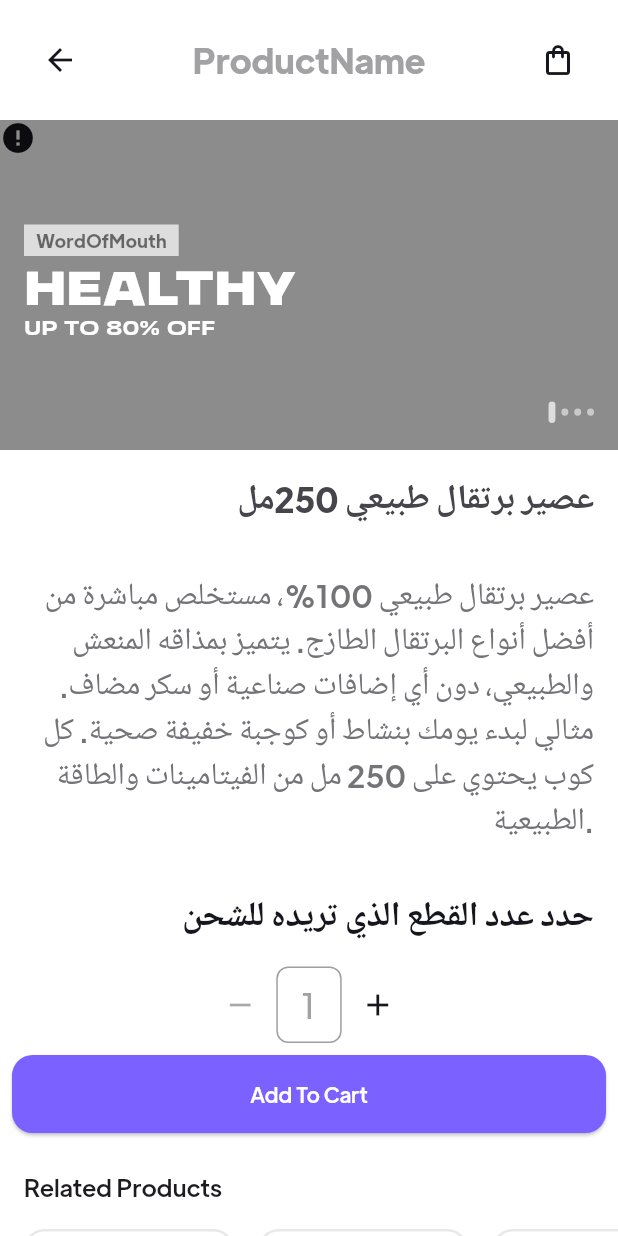
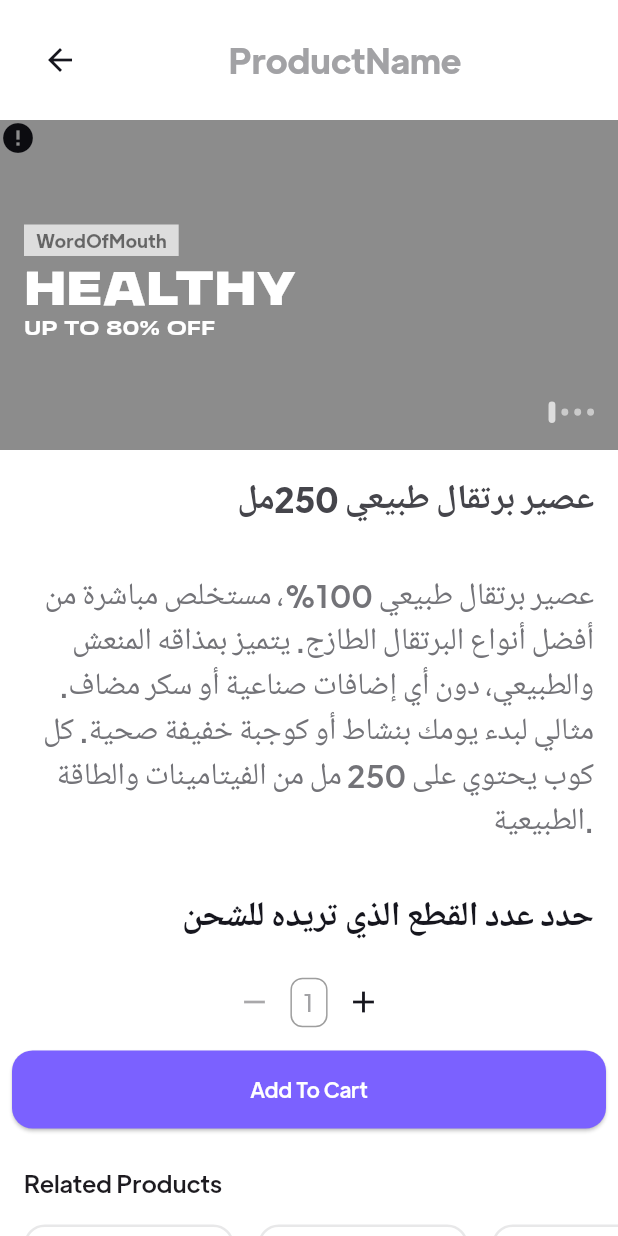
Before and after one commit to sayedmoataz/Healthy, a Flutter app: the ProductScreenPage screen opened by its route, on a phone screen of 412 x 824 dp. Run offline on Flutter 3.47's test engine with Material 3 defaults, Android fonts, the light colour scheme and no system bars; drawn by our look-alikes of cached_network_image; our stand-ins replace flutter_screenutil, flutter_svg, form_field_validator, get, shared_preferences; missing offline and left inert: tbib_splash_screen; accounts and stored records are empty; network calls fail.

Commit message:
create cart screen initali info/menu screen

```diff
--- a/word_of_mouth/lib/features/CategoriesScreen/view/widgets/custom_app_bar.dart
+++ b/word_of_mouth/lib/core/components/custom_app_bar.dart
@@ -2,13 +2,15 @@ import 'package:flutter/material.dart';
 import 'package:flutter_screenutil/flutter_screenutil.dart';
 import 'package:get/get.dart';
 
-import '../../../../core/utils/app_colors.dart';
-import '../../../../core/utils/constants.dart';
+import '../utils/app_colors.dart';
+import '../utils/constants.dart';
 
 class CustomAppBar extends StatelessWidget {
   final String title;
+  final IconData? icon;
   const CustomAppBar({
     required this.title,
+    this.icon,
     super.key
   });
 
@@ -32,10 +34,12 @@ class CustomAppBar extends StatelessWidget {
               textAlign: TextAlign.center,
             ),
           ),
-          IconButton(
-            icon: const Icon(Icons.shopping_bag_outlined, color: AppColors.blackColor),
+          if(icon != null )...{
+            IconButton(
+            icon: Icon(icon, color: AppColors.blackColor),
             onPressed: () {},
           ),
+          }
         ],
       ),
     );
--- a/word_of_mouth/lib/core/utils/app_strings.dart
+++ b/word_of_mouth/lib/core/utils/app_strings.dart
@@ -51,6 +51,7 @@ class AppStrings {
   static const String terms = ' Terms of service ';
   static const String privacy = '& privacy policy.';
 
+  static const String empty = 'Empty';
   static const String categories = 'Categories';
   static const String relatedProducts = 'Related Products';
   static const String popularCategories = 'Popular products';
@@ -62,7 +63,18 @@ class AppStrings {
   static const String off = '% OFF';
 
   static const String saleQuote = 'Super Flash Sale \n50% Off';
+  static const String cart = 'Cart';
   static const String addToCart = 'Add To Cart';
   static const String findSomeThing = 'Find something...';
   static const String shopNow = 'SHOP NOW';
+  static const String reviewOrder = 'Review your order';
+  static const String couponCode = 'Type coupon code';
+  static const String producrDescripation =
+      'عصير برتقال طبيعي 100%، مستخلص مباشرة من أفضل أنواع البرتقال الطازج. يتميز بمذاقه المنعش والطبيعي، دون أي إضافات صناعية أو سكر مضاف. مثالي لبدء يومك بنشاط أو كوجبة خفيفة صحية. كل كوب يحتوي على 250 مل من الفيتامينات والطاقة الطبيعية.';
+  static const String orderSummary = 'Order Summary';
+  static const String subTotal = 'Subtotal';
+  static const String shippingFee = 'Shipping Fee';
+  static const String totalPrice = 'Total (Include of VAT)';
+  static const String estimatedVAT = 'Estimated VAT';
+  static const String checkout = 'Checkout';
 }
--- a/word_of_mouth/lib/core/utils/routing/app_pages.dart
+++ b/word_of_mouth/lib/core/utils/routing/app_pages.dart
@@ -1,8 +1,12 @@
 import 'package:get/get.dart';
 
+import '../../../features/CartScreen/controllers/CartScreen_bindings.dart';
+import '../../../features/CartScreen/view/pages/CartScreen_page.dart';
 import '../../../features/CategoriesScreen/controllers/CategoriesScreen_bindings.dart';
 import '../../../features/CategoriesScreen/view/pages/CategoriesScreen_page.dart';
 import '../../../features/HomeScreen/view/pages/HomeScreen_page.dart';
+import '../../../features/InfoScreen/controllers/InfoScreen_bindings.dart';
+import '../../../features/InfoScreen/views/pages/InfoScreen_page.dart';
 import '../../../features/NavigationBar/controller/NavigationBar_bindings.dart';
 import '../../../features/NavigationBar/views/NavigationBar_page.dart';
 import '../../../features/Product_screen/controllers/Product_screen_bindings.dart';
@@ -51,5 +55,15 @@ class AppPages {
       page: () => CategoriesScreenPage(),
       binding: CategoriesScreenBindings(),
     ),
+    GetPage(
+      name: AppRoutes.cartScreen,
+      page: () => const CartScreenPage(),
+      binding: CartScreenBindings(),
+    ),
+    GetPage(
+      name: AppRoutes.infoScreen,
+      page: () => const InfoScreenPage(),
+      binding: InfoScreenBindings(),
+    ),
   ];
 }
--- a/word_of_mouth/lib/core/utils/routing/app_routes.dart
+++ b/word_of_mouth/lib/core/utils/routing/app_routes.dart
@@ -15,4 +15,6 @@ class AppRoutes {
   static const String forgetPassword = '/forgetPassword';
   static const String productScreen = '/productScreen';
   static const String categoriesScreen = '/categoriesScreen';
+  static const String cartScreen = '/cartScreen';
+  static const String infoScreen = '/infoScreen';
 }
--- /dev/null
+++ b/word_of_mouth/lib/features/CartScreen/controllers/CartScreen_bindings.dart
@@ -0,0 +1,9 @@
+import 'package:get/get.dart';
+import 'CartScreen_controller.dart';
+
+class CartScreenBindings implements Bindings {
+    @override
+    void dependencies() {
+        Get.put(CartScreenController());
+    }
+}
--- a/word_of_mouth/lib/features/CategoriesScreen/view/pages/CategoriesScreen_page.dart
+++ b/word_of_mouth/lib/features/CategoriesScreen/view/pages/CategoriesScreen_page.dart
@@ -5,7 +5,7 @@ import '../../../../core/utils/app_assets.dart';
 import '../../../../core/utils/app_strings.dart';
 import '../../controllers/CategoriesScreen_controller.dart';
 import '../widgets/category_item.dart';
-import '../widgets/custom_app_bar.dart';
+import '../../../../core/components/custom_app_bar.dart';
 import '../widgets/search_field.dart';
 
 class CategoriesScreenPage extends StatelessWidget {
@@ -20,7 +20,7 @@ class CategoriesScreenPage extends StatelessWidget {
         child: Column(
           children: [
             // App Bar
-            const CustomAppBar(title: AppStrings.categories),
+            const CustomAppBar(title: AppStrings.categories, icon: Icons.shopping_bag_outlined),
             // Search Bar
             CustomSearchField(controller: controller),
 
--- /dev/null
+++ b/word_of_mouth/lib/features/InfoScreen/controllers/InfoScreen_bindings.dart
@@ -0,0 +1,9 @@
+import 'package:get/get.dart';
+import 'InfoScreen_controller.dart';
+
+class InfoScreenBindings implements Bindings {
+    @override
+    void dependencies() {
+        Get.put(InfoScreenController());
+    }
+}
--- /dev/null
+++ b/word_of_mouth/lib/features/InfoScreen/controllers/InfoScreen_controller.dart
@@ -0,0 +1,3 @@
+import 'package:get/get.dart';
+
+class InfoScreenController extends GetxController {}
--- a/word_of_mouth/lib/features/Product_screen/view/pages/Product_screen_page.dart
+++ b/word_of_mouth/lib/features/Product_screen/view/pages/Product_screen_page.dart
@@ -7,7 +7,7 @@ import '../../../../core/utils/app_colors.dart';
 import '../../../../core/utils/app_strings.dart';
 import '../../../../core/utils/constants.dart';
 import '../../../../core/utils/routing/app_routes.dart';
-import '../../../CategoriesScreen/view/widgets/custom_app_bar.dart';
+import '../../../../core/components/custom_app_bar.dart';
 import '../../../HomeScreen/models/product_model.dart';
 import '../../../HomeScreen/view/widgets/offers_carousel.dart';
 import '../../controllers/Product_screen_controller.dart';
@@ -43,7 +43,7 @@ class ProductScreenPage extends GetView<ProductScreenController> {
               child: Padding(
                 padding: const EdgeInsets.all(AppConstants.defaultPadding),
                 child: Text(
-                  'عصير برتقال طبيعي 100%، مستخلص مباشرة من أفضل أنواع البرتقال الطازج. يتميز بمذاقه المنعش والطبيعي، دون أي إضافات صناعية أو سكر مضاف. مثالي لبدء يومك بنشاط أو كوجبة خفيفة صحية. كل كوب يحتوي على 250 مل من الفيتامينات والطاقة الطبيعية.',
+                  AppStrings.producrDescripation,
                   textAlign: TextAlign.right,
                   style: TextStyle(
                     fontSize: 18.sp,
--- a/word_of_mouth/lib/features/Product_screen/view/widgets/quantity_selector.dart
+++ b/word_of_mouth/lib/features/Product_screen/view/widgets/quantity_selector.dart
@@ -2,6 +2,7 @@ import 'package:flutter/material.dart';
 import 'package:flutter_screenutil/flutter_screenutil.dart';
 import 'package:get/get.dart';
 
+import '../../../../core/utils/constants.dart';
 import '../../controllers/Product_screen_controller.dart';
 
 class QuantitySelector extends StatelessWidget {
@@ -14,30 +15,27 @@ class QuantitySelector extends StatelessWidget {
     return Obx(() => Row(
           mainAxisAlignment: MainAxisAlignment.center,
           children: [
-
             IconButton(
               icon: const Icon(Icons.remove),
-              onPressed: controller.quantity > 1
-                  ? controller.decrement
-                  : null, // Disable if quantity is 1
+              onPressed: controller.quantity > 1 ? controller.decrement : null,
             ),
             Container(
-              padding:
-                  const EdgeInsets.symmetric(horizontal: 16.0, vertical: 8.0),
+              padding: const EdgeInsets.symmetric(
+                horizontal: AppConstants.defaultPadding / 2,
+                vertical: AppConstants.defaultPadding / 4,
+              ),
               decoration: BoxDecoration(
                 border: Border.all(color: Colors.grey),
                 borderRadius: BorderRadius.circular(8.0),
               ),
               child: Text(
                 '${controller.quantity}',
-                style: TextStyle(fontSize: 20.sp),
+                style: TextStyle(fontSize: 14.sp),
               ),
             ),
             IconButton(
               icon: const Icon(Icons.add),
-              onPressed: controller.quantity < 10
-                  ? controller.increment
-                  : null, // Disable if quantity is 10
+              onPressed: controller.quantity < 10 ? controller.increment : null,
             ),
           ],
         ));
--- a/word_of_mouth/lib/features/onboarding/view/pages/on_boaerding.dart
+++ b/word_of_mouth/lib/features/onboarding/view/pages/on_boaerding.dart
@@ -57,7 +57,7 @@ class OnBoarding extends StatelessWidget {
                   // Dark overlay
                   Positioned.fill(
                     child: Container(
-                      color: Colors.black.withOpacity(0.5),
+                      color: Colors.black.withValues(alpha: 0.5),
                     ),
                   ),
                   // Content
```
Also changed, not shown: word_of_mouth/lib/features/CartScreen/controllers/CartScreen_controller.dart (added, +34 -0 lines), word_of_mouth/lib/features/CartScreen/models/cart_model.dart (added, +17 -0 lines), word_of_mouth/lib/features/CartScreen/view/pages/CartScreen_page.dart (added, +91 -0 lines), word_of_mouth/lib/features/CartScreen/view/widgets/cart_item.dart (added, +87 -0 lines), word_of_mouth/lib/features/CartScreen/view/widgets/coupon_field.dart (added, +37 -0 lines), word_of_mouth/lib/features/CartScreen/view/widgets/price_row.dart (added, +39 -0 lines), word_of_mouth/lib/features/InfoScreen/views/pages/InfoScreen_page.dart (added, +16 -0 lines), word_of_mouth/lib/features/NavigationBar/views/NavigationBar_page.dart (+6 -1 lines).
